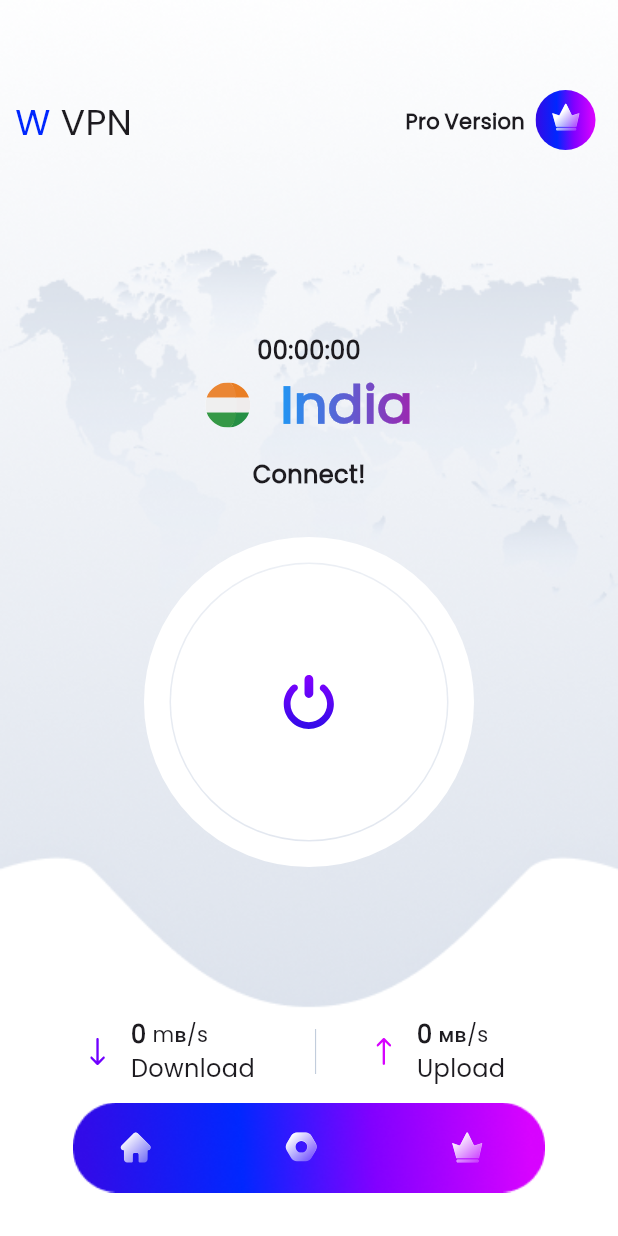
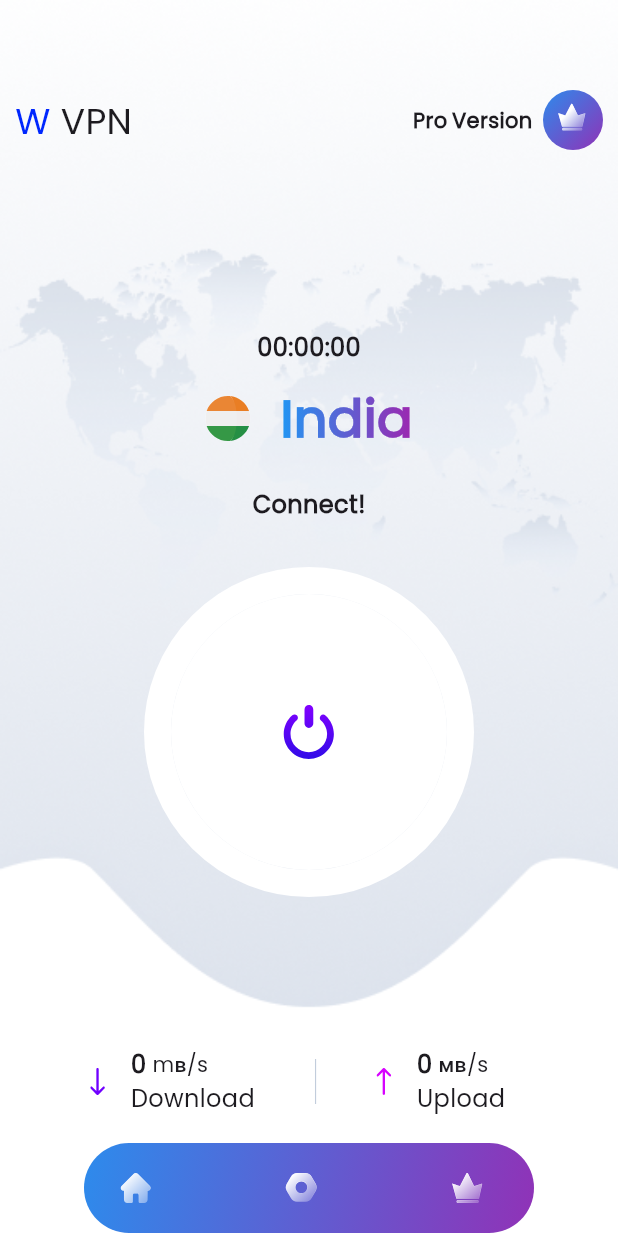
Before and after one commit to ivoovoo/vpn, a Flutter app: the screen it shows after launch, on a phone screen of 412 x 824 dp. Run offline on Flutter 3.47's test engine with Material 3 defaults, Android fonts, the phone set to English and light mode, and no system bars; our stand-ins replace flutter_bloc, flutter_svg, lottie.

Commit message:
final 1.0 commit

```diff
--- a/lib/Models/connection_button.dart
+++ b/lib/Models/connection_button.dart
@@ -1,5 +1,5 @@
 import 'dart:async';
-
+import 'package:lottie/lottie.dart';
 import 'package:flutter/material.dart';
 import 'package:flutter_bloc/flutter_bloc.dart';
 import 'package:flutter_svg/flutter_svg.dart';
@@ -100,7 +100,9 @@ class _CircularButtonState extends State<CircularButton>
               fontSize: 16,
             ),
           ),
-          Row(
+          Container(
+            height: 72,
+            child: Row(
               mainAxisAlignment: MainAxisAlignment.center,
               children: [
                 SvgPicture.asset(listOfCountries[state.countryId].flag),
@@ -119,6 +121,7 @@ class _CircularButtonState extends State<CircularButton>
                 ),
               ],
             ),
+          ),
           const SizedBox(
             height: 10,
           ),
@@ -136,6 +139,7 @@ class _CircularButtonState extends State<CircularButton>
             child: GestureDetector(
               onTap: _isRunning ? _resetStopwatch : _startStopwatch,
               child: Stack(
+
                 alignment: Alignment.center,
                 children: [
                   AnimatedContainer(
@@ -146,14 +150,17 @@ class _CircularButtonState extends State<CircularButton>
                       shape: BoxShape.circle,
                       gradient: _isRunning
                           ? const LinearGradient(
-                              colors: [Colors.purple, Colors.blue],
+                              colors: [
+                                Colors.purple,
+                                Colors.blue,
+                              ],
                               begin: Alignment.topLeft,
                               end: Alignment.bottomRight,
                             )
                           : null,
                       border: _isRunning
                           ? null
-                          : Border.all(color: Colors.white, width: 17),
+                          : Border.all(color: Colors.white, width: 18),
                     ),
                   ),
                   Container(
--- a/lib/Models/nav_bar_model.dart
+++ b/lib/Models/nav_bar_model.dart
@@ -4,24 +4,60 @@ import 'package:flutter_svg/svg.dart';
 import 'package:untitled3/BLoC/bloc.dart';
 import 'package:untitled3/BLoC/bloc_events.dart';
 
-class NavBarModel extends StatelessWidget {
+class NavBarModel extends StatefulWidget {
   const NavBarModel({
     super.key,
   });
 
   @override
+  State<NavBarModel> createState() => _NavBarModelState();
+}
+
+class _NavBarModelState extends State<NavBarModel>
+    with SingleTickerProviderStateMixin {
+  late AnimationController _controller;
+  late Animation<double> _animation;
+
+  @override
+  void initState() {
+    super.initState();
+    _controller = AnimationController(
+      duration: const Duration(seconds: 2),
+      vsync: this,
+    )..repeat(reverse: true);
+
+    _animation = Tween<double>(begin: 0.0, end: 1.0).animate(_controller);
+  }
+
+  @override
+  void dispose() {
+    _controller.dispose();
+    super.dispose();
+  }
+
+  @override
   Widget build(BuildContext context) {
+    return AnimatedBuilder(
+        animation: _animation,
+        builder: (context, child) {
           return Container(
-      height: 70,
-      decoration: const BoxDecoration(
-        image: DecorationImage(
-          image: AssetImage('Assets/Images/navbg.png'),
+            height: 60,
+            width: 300,
+            decoration: BoxDecoration(
+              gradient: LinearGradient(
+                colors: [
+                  Color.lerp(Colors.blue, Colors.purple, _animation.value)!,
+                  Color.lerp(Colors.purple, Colors.blue, _animation.value)!
+                ],
+                begin: Alignment.topLeft,
+                end: Alignment.bottomRight,
               ),
+              borderRadius: BorderRadius.circular(50),
             ),
             child: Column(
               children: [
                 const SizedBox(
-            height: 20,
+                  height: 15,
                 ),
                 Row(
                   mainAxisAlignment: MainAxisAlignment.center,
@@ -55,5 +91,6 @@ class NavBarModel extends StatelessWidget {
               ],
             ),
           );
+        });
   }
 }
--- a/lib/Models/row_model.dart
+++ b/lib/Models/row_model.dart
@@ -2,10 +2,36 @@ import 'package:flutter/material.dart';
 import 'package:flutter_svg/flutter_svg.dart';
 import 'package:untitled3/Theme/theme.dart';
 
-class RowWidget extends StatelessWidget {
+class RowWidget extends StatefulWidget {
   const RowWidget({
     super.key,
   });
+
+  @override
+  State<RowWidget> createState() => _RowWidgetState();
+}
+
+class _RowWidgetState extends State<RowWidget>
+    with SingleTickerProviderStateMixin {
+  late AnimationController _controller;
+  late Animation<double> _animation;
+
+  @override
+  void initState() {
+    super.initState();
+    _controller = AnimationController(
+      duration: const Duration(seconds: 2),
+      vsync: this,
+    )..repeat(reverse: true);
+
+    _animation = Tween<double>(begin: 0.0, end: 1.0).animate(_controller);
+  }
+
+  @override
+  void dispose() {
+    _controller.dispose();
+    super.dispose();
+  }
 
   @override
   Widget build(BuildContext context) {
@@ -47,7 +73,36 @@ class RowWidget extends StatelessWidget {
             const SizedBox(
               width: 7,
             ),
-            SvgPicture.asset('Assets/Images/Group 7.svg'),
+            AnimatedBuilder(
+              animation: _animation,
+              builder: (context, child) {
+                return Container(
+                    height: 40,
+                    width: 40,
+                    decoration: BoxDecoration(
+                      gradient: LinearGradient(
+                        colors: [
+                          Color.lerp(
+                              Colors.blue, Colors.purple, _animation.value)!,
+                          Color.lerp(
+                              Colors.purple, Colors.blue, _animation.value)!
+                        ],
+                        begin: Alignment.topLeft,
+                        end: Alignment.bottomRight,
+                      ),
+                      borderRadius: BorderRadius.circular(50),
+                    ),
+                    child: Stack(
+                      children: [
+                        Positioned(
+                            top: 4,
+                            left: 5,
+                            child: SvgPicture.asset('Assets/Images/crown.svg')),
+                        Container(),
+                      ],
+                    ));
+              },
+            ),
           ],
         ),
       ],
--- a/lib/Widgets/countries.dart
+++ b/lib/Widgets/countries.dart
@@ -1,5 +1,7 @@
 import 'package:flutter/material.dart';
 import 'package:flutter_bloc/flutter_bloc.dart';
+import 'package:untitled3/BLoC/bloc.dart';
+import 'package:untitled3/BLoC/bloc_events.dart';
 import 'package:untitled3/BLoC_Country/country_bloc.dart';
 import 'package:untitled3/BLoC_Country/country_event.dart';
 import 'package:untitled3/BLoC_Country/country_state.dart';
@@ -29,17 +31,18 @@ class _CountriesState extends State<Countries> {
     setState(() {
       _selectedOption = value;
     });
+    if (context.read<CountryBloc>().state.countryId != _selectedOption) {
+      context
+          .read<CountryBloc>()
+          .add(SetCountry(countryId: _selectedOption!));
+    }
+    context.read<NavigationBloc>().add(GoToScreenA());
   }
 
   @override
   Widget build(BuildContext context) {
     return BlocBuilder<CountryBloc, CountryState>(
       builder: (context, state) {
-        if (state.countryId != _selectedOption) {
-          context
-              .read<CountryBloc>()
-              .add(SetCountry(countryId: _selectedOption!));
-        }
         return Scaffold(
           body: Column(
             children: [
--- a/lib/Widgets/on_off_widget.dart
+++ b/lib/Widgets/on_off_widget.dart
@@ -42,7 +42,7 @@ class _OnOffWidgetState extends State<OnOffWidget> {
               ),
               CircularButton(),
               SizedBox(
-                height: 6,
+                height: 18,
               ),
               NavBarModel(),
             ],
--- a/lib/Widgets/subscription.dart
+++ b/lib/Widgets/subscription.dart
@@ -15,7 +15,6 @@ class Subscription extends StatefulWidget {
 }
 
 class _SubscriptionState extends State<Subscription> {
-  String? _selectValue;
 
   @override
   Widget build(BuildContext context) {
--- a/pubspec.yaml
+++ b/pubspec.yaml
@@ -21,6 +21,7 @@ dependencies:
   flutter_bloc: ^8.0.0
   equatable: ^2.0.0
   flutter_svg: ^2.0.9
+  lottie: ^2.0.0
 
 
   # The following adds the Cupertino Icons font to your application.
@@ -89,6 +90,8 @@ flutter:
     - Assets/Images/onbut.svg
     - Assets/Images/con.svg
     - Assets/Images/emo.svg
+    - Assets/Images/crown.svg
+
 
   # An image asset can refer to one or more resolution-specific "variants", see
   # https://flutter.dev/assets-and-images/#resolution-aware
```
Also changed, not shown: Assets/Images/crown.svg (added), pubspec.lock. Lines whose indentation alone changed are shown as unchanged.
